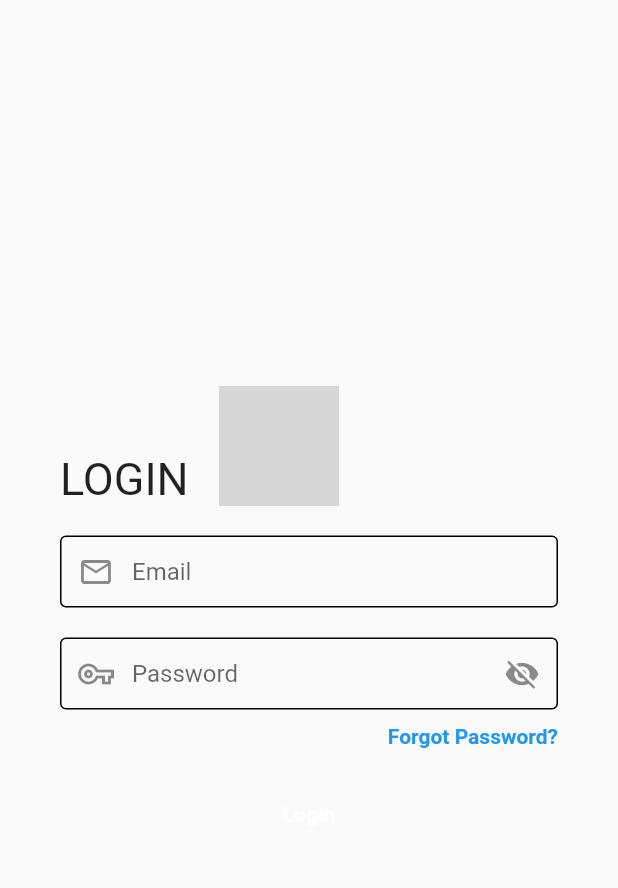
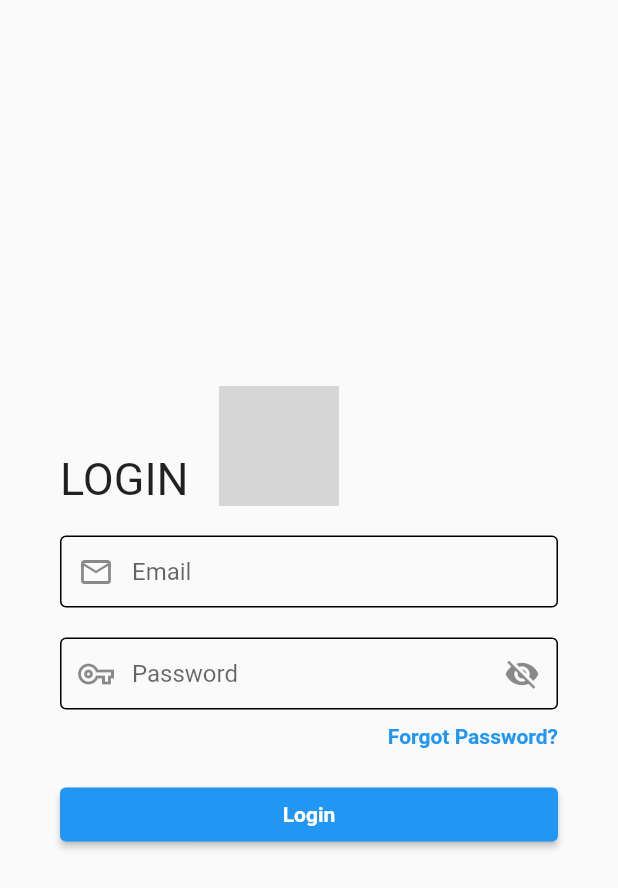
Before and after one commit to AbdallahMabrouck/kiranjaapp_supplier, a Flutter app: the screen it shows after launch, after a tap on an icon or button, on a phone screen of 412 x 824 dp. Shown: the top 888 px of the screen. Run offline on Flutter 3.47's test engine with Material 2 defaults, Android fonts, the phone set to English and light mode, and no system bars; our stand-ins replace cached_network_image, cloud_firestore, csc_picker, email_validator, firebase_auth, firebase_storage and 6 more; missing offline and left inert: search_page; accounts and stored records are empty; grey boxes are pictures that could not be loaded.

Commit message:
edited login screen

```diff
--- a/lib/screens/login_screen.dart
+++ b/lib/screens/login_screen.dart
@@ -2,6 +2,7 @@ import 'package:email_validator/email_validator.dart';
 import 'package:flutter/material.dart';
 import 'package:provider/provider.dart';
 import '../provider/auth_provider.dart';
+import '../widgets/reset_password.dart';
 import 'home_screen.dart';
 
 class LoginScreen extends StatefulWidget {
@@ -15,11 +16,12 @@ class LoginScreen extends StatefulWidget {
 
 class _LoginScreenState extends State<LoginScreen> {
   final _formKey = GlobalKey<FormState>();
-  Icon icon;
+  Icon icon = const Icon(Icons.email_outlined);
+  // initializing with an icon
   bool _visible = false;
   final _emailTextControler = TextEditingController();
-  String email;
-  String password;
+  String email = "";
+  String password = "";
   bool _loading = false;
 
   @override
@@ -147,8 +149,13 @@ class _LoginScreenState extends State<LoginScreen> {
                     Row(
                       children: [
                         Expanded(
-                          child: TextButton(
-                              // color: Theme.of(context).primaryColor
+                          child: ElevatedButton(
+                              style: ButtonStyle(
+                                backgroundColor:
+                                    MaterialStateProperty.all<Color>(
+                                  Theme.of(context).primaryColor,
+                                ),
+                              ),
                               onPressed: () {
                                 if (_formKey.currentState!.validate()) {
                                   setState(() {
```
